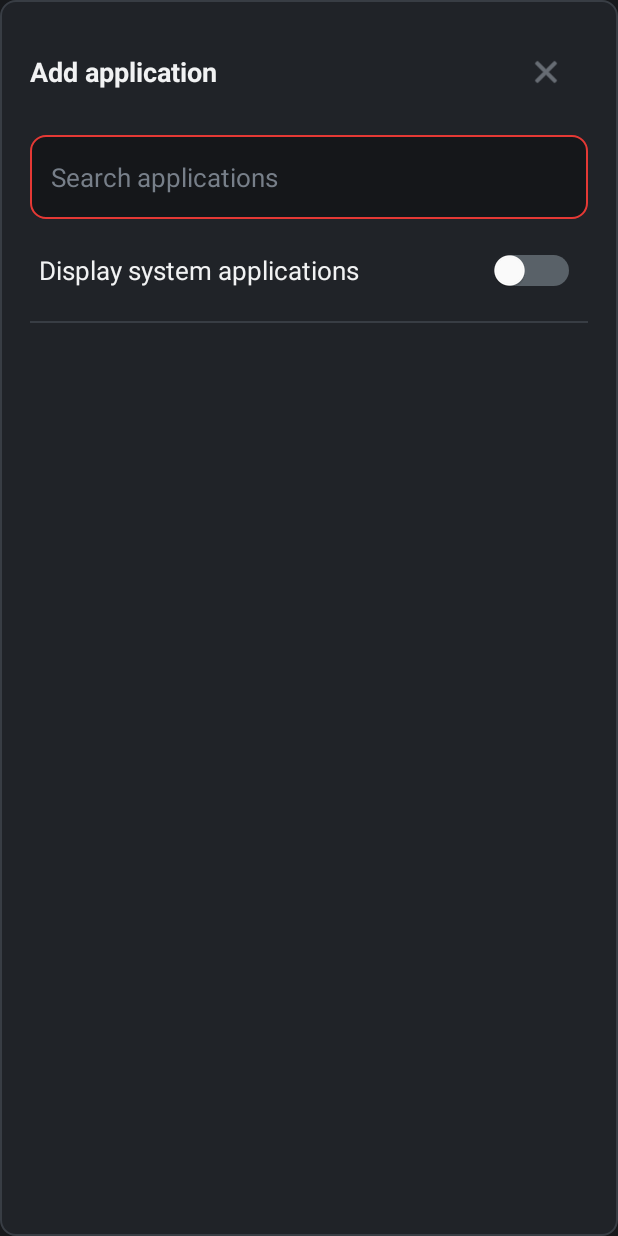
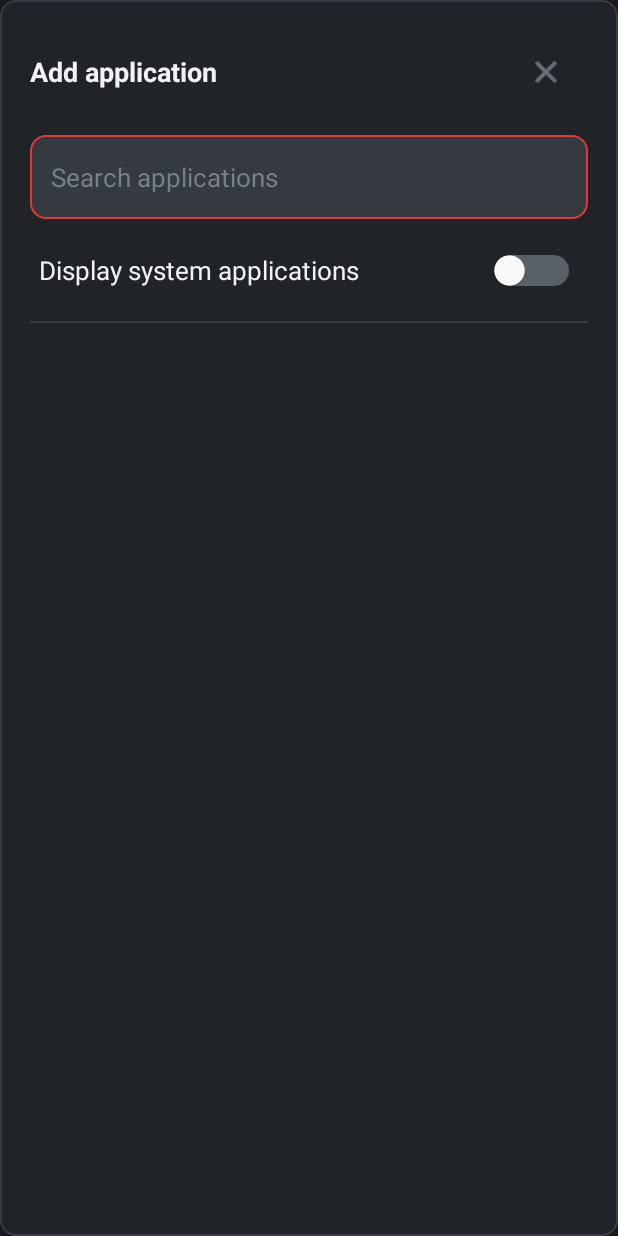
Before and after one commit to 14vvp93/mt8163_tools, an Android app: the layout dialog_protection_picker.xml on its own in the app's theme, with its tools: preview values and no code run, on a phone screen of 412 x 824 dp. Run offline under Robolectric (Android 15) with nearby library versions, the phone set to English and light mode, and no system bars.

Commit message:
Highlight focused protection search field

```diff
--- a/app/src/main/res/drawable/protection_search_background.xml
+++ b/app/src/main/res/drawable/protection_search_background.xml
@@ -2,7 +2,7 @@
 <selector xmlns:android="http://schemas.android.com/apk/res/android">
     <item android:state_focused="true">
         <shape android:shape="rectangle">
-            <solid android:color="@color/sidebar_background" />
+            <solid android:color="@color/button_pressed_background" />
             <corners android:radius="@dimen/radius_card" />
             <stroke android:width="@dimen/button_border_width" android:color="@color/neon_red" />
         </shape>
```
